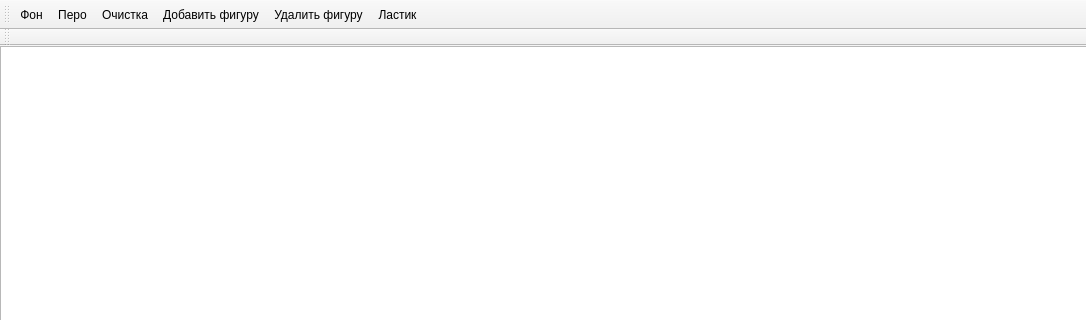
This is Lab_5/graphicseditor.ui in danyowoj/TTE as Qt 5 draws it before an edit; both pictures show x 0 to 1086 and y 0 to 320 of the 1086 by 740 pixel window. The edited form follows.
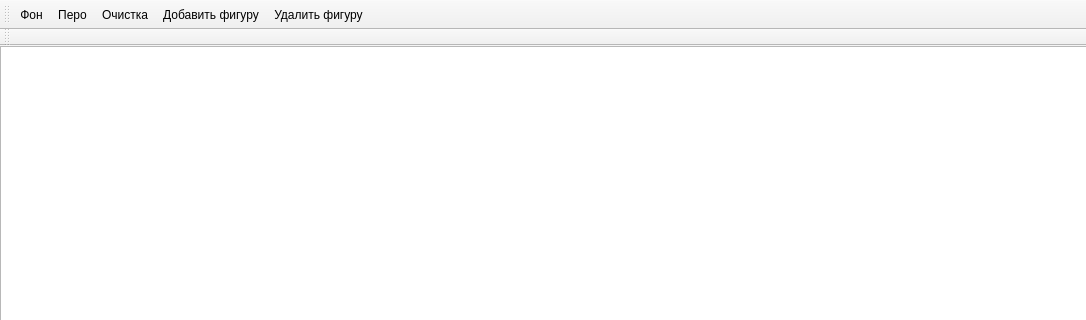
This is the edited form.

Diff of the .ui file:
```diff
--- a/Lab_5/graphicseditor.ui
+++ b/Lab_5/graphicseditor.ui
@@ -50,7 +50,6 @@
    <addaction name="Clear"/>
    <addaction name="AddFigure"/>
    <addaction name="DeleteFigure"/>
-    <addaction name="Eraser"/>
   </widget>
   <widget class="QToolBar" name="toolBar_2">
    <property name="windowTitle">
@@ -88,11 +87,6 @@
     <string>Удалить фигуру</string>
    </property>
   </action>
-  <action name="Eraser">
-   <property name="text">
-    <string>Ластик</string>
-   </property>
-  </action>
  </widget>
  <resources/>
  <connections/>
```
